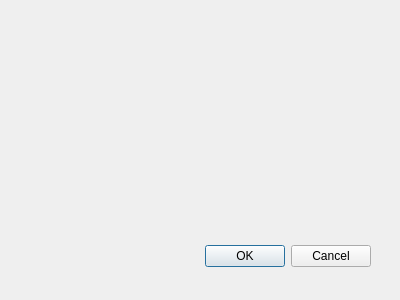
Qt form product.ui (Poiu19/ProductManager) before a commit.
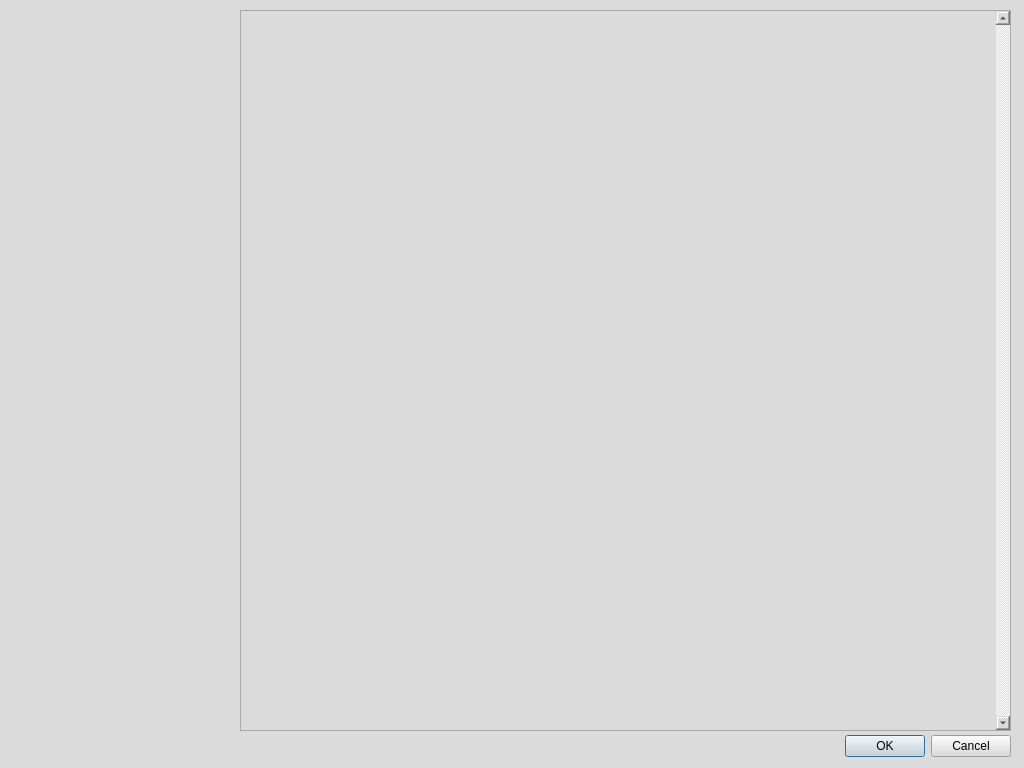
The same form after that commit.

Commit message: Added pics and description to product view

```diff
--- a/product.ui
+++ b/product.ui
@@ -9,8 +9,8 @@
    <rect>
     <x>0</x>
     <y>0</y>
-    <width>400</width>
-    <height>300</height>
+    <width>1024</width>
+    <height>768</height>
    </rect>
   </property>
   <property name="contextMenuPolicy">
@@ -19,6 +19,9 @@
   <property name="windowTitle">
    <string>Product</string>
   </property>
+  <property name="styleSheet">
+   <string notr="true">background-color: #dbdbdb</string>
+  </property>
   <property name="locale">
    <locale language="Polish" country="Poland"/>
   </property>
@@ -31,8 +34,8 @@
   <widget class="QDialogButtonBox" name="buttonBox">
    <property name="geometry">
     <rect>
-     <x>30</x>
-     <y>240</y>
+     <x>670</x>
+     <y>730</y>
      <width>341</width>
      <height>32</height>
     </rect>
@@ -47,11 +50,117 @@
     <bool>false</bool>
    </property>
   </widget>
-  <action name="exitProduct">
+  <widget class="QScrollArea" name="productDescription">
+   <property name="geometry">
+    <rect>
+     <x>240</x>
+     <y>10</y>
+     <width>771</width>
+     <height>721</height>
+    </rect>
+   </property>
+   <property name="mouseTracking">
+    <bool>true</bool>
+   </property>
+   <property name="contextMenuPolicy">
+    <enum>Qt::DefaultContextMenu</enum>
+   </property>
+   <property name="toolTipDuration">
+    <number>100</number>
+   </property>
+   <property name="styleSheet">
+    <string notr="true">	background-color: #dbdbdb;
+	font-family: Calibri, Verdana, Arial, sans-serif;
+    font-size: 18px;
+	vertical-align: top;
+	text-align: left;</string>
+   </property>
+   <property name="lineWidth">
+    <number>1</number>
+   </property>
+   <property name="midLineWidth">
+    <number>0</number>
+   </property>
+   <property name="verticalScrollBarPolicy">
+    <enum>Qt::ScrollBarAlwaysOn</enum>
+   </property>
+   <property name="horizontalScrollBarPolicy">
+    <enum>Qt::ScrollBarAsNeeded</enum>
+   </property>
+   <property name="widgetResizable">
+    <bool>true</bool>
+   </property>
+   <property name="alignment">
+    <set>Qt::AlignLeading|Qt::AlignLeft|Qt::AlignTop</set>
+   </property>
+   <widget class="QWidget" name="scrollAreaWidgetContents">
+    <property name="geometry">
+     <rect>
+      <x>0</x>
+      <y>0</y>
+      <width>752</width>
+      <height>719</height>
+     </rect>
+    </property>
+   </widget>
+  </widget>
+  <widget class="QLabel" name="picView1">
+   <property name="geometry">
+    <rect>
+     <x>10</x>
+     <y>10</y>
+     <width>221</width>
+     <height>221</height>
+    </rect>
+   </property>
+   <property name="styleSheet">
+    <string notr="true"/>
+   </property>
    <property name="text">
-    <string>Zamknij</string>
+    <string/>
    </property>
-  </action>
+   <property name="textFormat">
+    <enum>Qt::RichText</enum>
+   </property>
+  </widget>
+  <widget class="QLabel" name="picView2">
+   <property name="geometry">
+    <rect>
+     <x>10</x>
+     <y>260</y>
+     <width>221</width>
+     <height>221</height>
+    </rect>
+   </property>
+   <property name="styleSheet">
+    <string notr="true"/>
+   </property>
+   <property name="text">
+    <string/>
+   </property>
+   <property name="textFormat">
+    <enum>Qt::RichText</enum>
+   </property>
+  </widget>
+  <widget class="QLabel" name="picView3">
+   <property name="geometry">
+    <rect>
+     <x>10</x>
+     <y>510</y>
+     <width>221</width>
+     <height>221</height>
+    </rect>
+   </property>
+   <property name="styleSheet">
+    <string notr="true"/>
+   </property>
+   <property name="text">
+    <string/>
+   </property>
+   <property name="textFormat">
+    <enum>Qt::RichText</enum>
+   </property>
+  </widget>
  </widget>
  <resources/>
  <connections>
```
Left out of the diff: 16 changed lines with no effect on the pictures. The commit also changes 8 other files.
